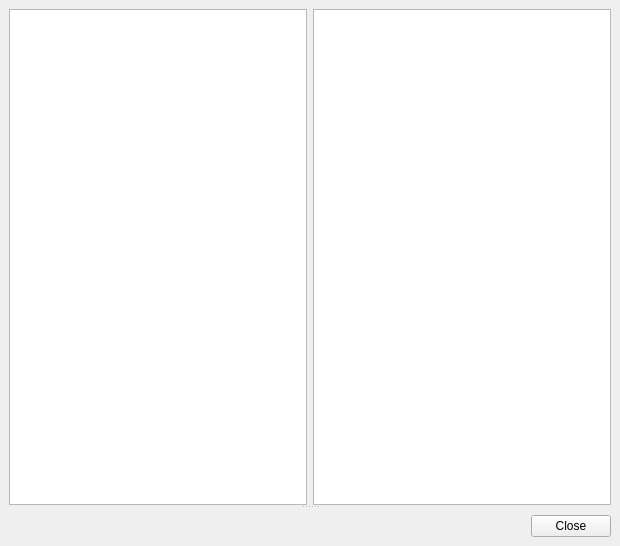
Old version of the form hgqvlib/qt4/filediffviewer.ui in the repository TyberiusPrime/hgview.
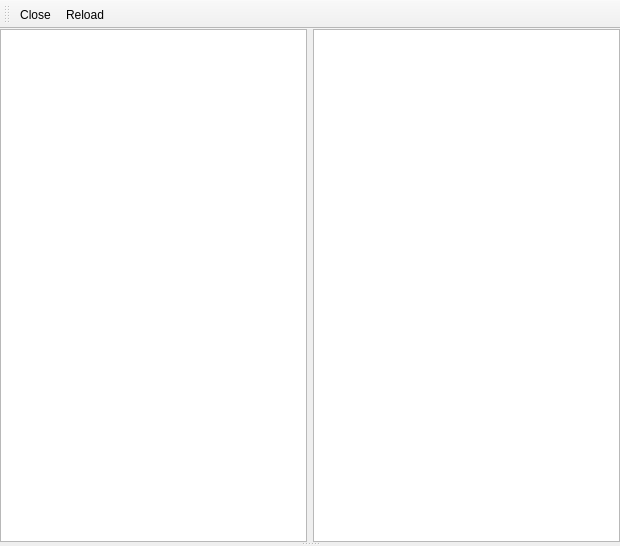
New version of the form. Custom widgets are drawn as their Qt base class.

Commit message: mak ediff file viewer behave like other dialogs

```diff
--- a/hgqvlib/qt4/filediffviewer.ui
+++ b/hgqvlib/qt4/filediffviewer.ui
@@ -16,12 +16,15 @@
    <property name="geometry" >
     <rect>
      <x>0</x>
-     <y>0</y>
+     <y>33</y>
      <width>620</width>
-     <height>546</height>
+     <height>513</height>
     </rect>
    </property>
    <layout class="QVBoxLayout" name="verticalLayout" >
+    <property name="margin" >
+     <number>0</number>
+    </property>
     <item>
      <widget class="QSplitter" name="splitter" >
       <property name="orientation" >
@@ -82,24 +85,43 @@
       </widget>
      </widget>
     </item>
-    <item>
-     <widget class="QDialogButtonBox" name="buttonBox" >
-      <property name="orientation" >
-       <enum>Qt::Horizontal</enum>
-      </property>
-      <property name="standardButtons" >
-       <set>QDialogButtonBox::Close</set>
-      </property>
-     </widget>
-    </item>
    </layout>
   </widget>
+  <widget class="QToolBar" name="toolBar" >
+   <property name="geometry" >
+    <rect>
+     <x>0</x>
+     <y>0</y>
+     <width>620</width>
+     <height>33</height>
+    </rect>
+   </property>
+   <property name="windowTitle" >
+    <string>toolBar</string>
+   </property>
+   <attribute name="toolBarArea" >
+    <enum>TopToolBarArea</enum>
+   </attribute>
+   <attribute name="toolBarBreak" >
+    <bool>false</bool>
+   </attribute>
+   <addaction name="actionClose" />
+   <addaction name="actionReload" />
+  </widget>
   <action name="actionClose" >
    <property name="text" >
     <string>Close</string>
    </property>
    <property name="shortcut" >
-    <string>Esc</string>
+    <string>Ctrl+Q</string>
+   </property>
+  </action>
+  <action name="actionReload" >
+   <property name="text" >
+    <string>Reload</string>
+   </property>
+   <property name="shortcut" >
+    <string>Ctrl+R</string>
    </property>
   </action>
  </widget>
```
Left out of the diff: 1 changed line with no effect on the pictures. The commit also changes 3 other files.
